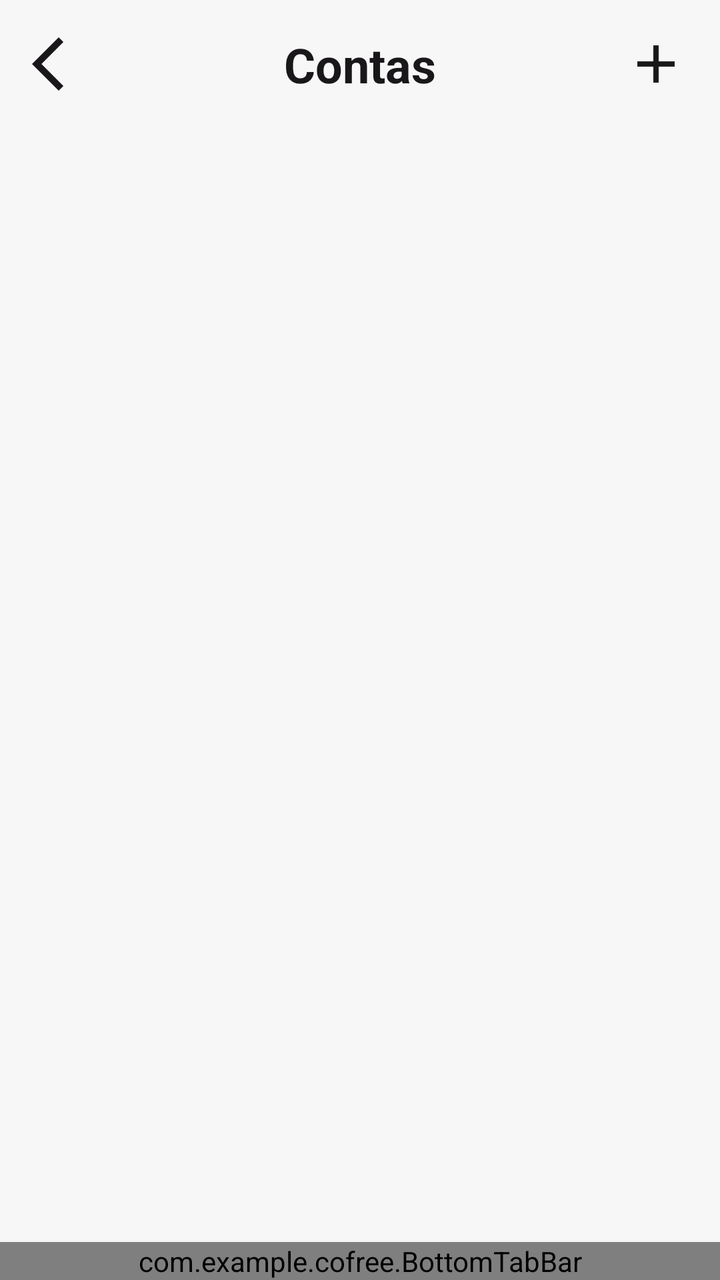
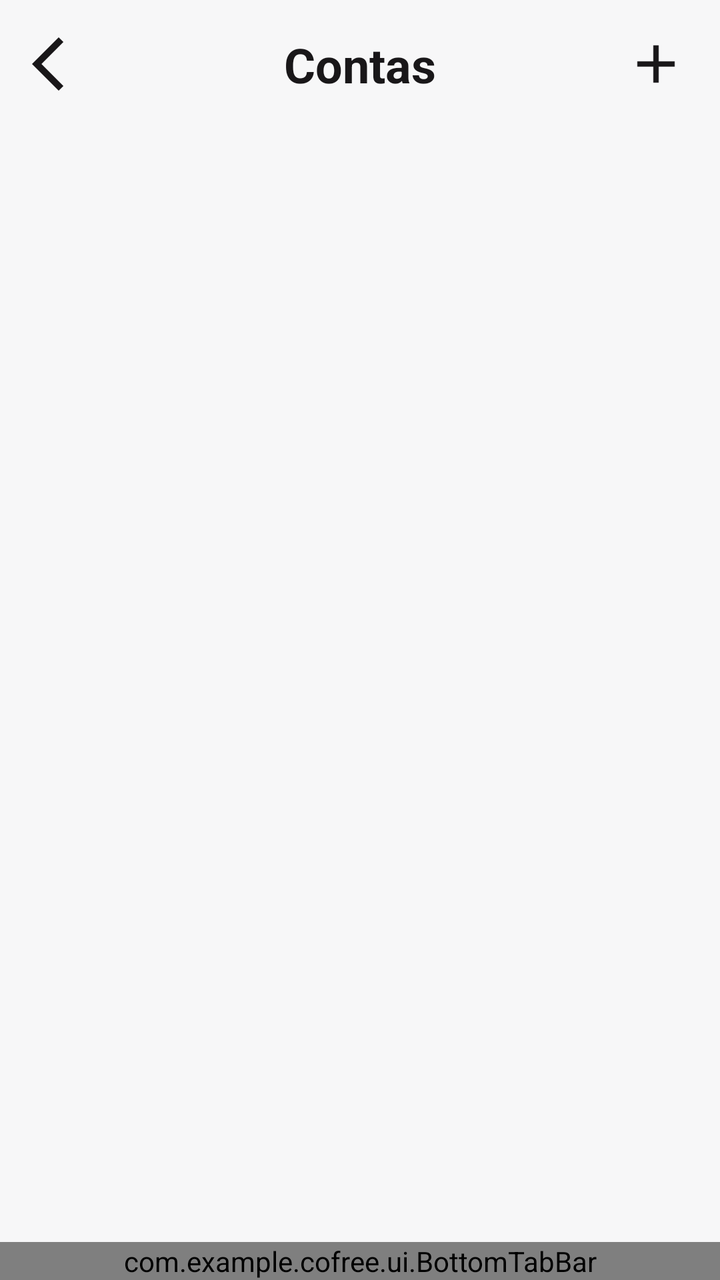

Compare the two renders of this Android layout. The source of the first and the diff that turns it into the second are given below.
<!-- AndroidManifest.xml: application theme Theme.Cofree -->
<!-- res/layout/activity_accounts.xml -->
<?xml version="1.0" encoding="utf-8"?>
<androidx.constraintlayout.widget.ConstraintLayout xmlns:android="http://schemas.android.com/apk/res/android"
    xmlns:app="http://schemas.android.com/apk/res-auto"
    xmlns:tools="http://schemas.android.com/tools"
    android:id="@+id/main"
    android:layout_width="match_parent"
    android:layout_height="match_parent"
    tools:context=".Accounts">

    <LinearLayout
        android:id="@+id/header"
        android:layout_width="match_parent"
        android:layout_height="wrap_content"
        android:gravity="center"
        android:paddingHorizontal="16dp"
        android:paddingVertical="16dp"
        app:layout_constraintEnd_toEndOf="parent"
        app:layout_constraintStart_toStartOf="parent"
        app:layout_constraintTop_toTopOf="parent">

        <ImageView
            android:id="@+id/button_back"
            android:layout_width="32dp"
            android:layout_height="32dp"
            android:src="@drawable/ic_chevron_left" />

        <TextView
            android:layout_width="0dp"
            android:layout_height="wrap_content"
            android:layout_weight="1"
            android:text="Contas"
            android:textAlignment="center"
            android:textColor="@color/text_primary"
            android:textSize="24sp"
            android:textStyle="bold" />

        <ImageView
            android:id="@+id/button_add_account"
            android:layout_width="32dp"
            android:layout_height="32dp"
            android:src="@drawable/ic_add" />

    </LinearLayout>


    <androidx.recyclerview.widget.RecyclerView
        android:id="@+id/recycler_contas"
        android:layout_width="0dp"
        android:layout_height="0dp"
        android:clipToPadding="false"
        android:paddingHorizontal="16dp"
        android:paddingVertical="8dp"
        app:layout_constraintBottom_toTopOf="@id/bottom_tab_bar"
        app:layout_constraintEnd_toEndOf="parent"
        app:layout_constraintStart_toStartOf="parent"
        app:layout_constraintTop_toBottomOf="@id/header" />


    <com.example.cofree.BottomTabBar
        android:id="@+id/bottom_tab_bar"
        android:layout_width="match_parent"
        android:layout_height="wrap_content"
        app:layout_constraintBottom_toBottomOf="parent"
        app:layout_constraintEnd_toEndOf="parent"
        app:layout_constraintStart_toStartOf="parent" />

</androidx.constraintlayout.widget.ConstraintLayout>
<!-- resources referenced by this layout -->
<resources>
  <color name="text_primary">#191719</color>
  <!-- drawable ic_add (drawable) -->
  <vector xmlns:android="http://schemas.android.com/apk/res/android" android:height="24dp" android:tint="@color/text_primary" android:viewportHeight="960" android:viewportWidth="960" android:width="24dp">
        
      <path android:fillColor="@color/text_primary" android:pathData="M440,520L200,520L200,440L440,440L440,200L520,200L520,440L760,440L760,520L520,520L520,760L440,760L440,520Z"/>
      
  </vector>
  <!-- drawable ic_chevron_left (drawable) -->
  <vector xmlns:android="http://schemas.android.com/apk/res/android" android:autoMirrored="true" android:height="24dp" android:tint="@color/text_primary" android:viewportHeight="960" android:viewportWidth="960" android:width="24dp">
        
      <path android:fillColor="@android:color/white" android:pathData="M400,880L0,480L400,80L471,151L142,480L471,809L400,880Z"/>
      
  </vector>
  <style name="Theme.Cofree" parent="Base.Theme.Cofree" />
  <style name="Base.Theme.Cofree" parent="Theme.Material3.DayNight.NoActionBar">
          <item name="colorPrimary">@color/text_primary</item>
          <item name="colorPrimaryContainer">@color/text_primary</item>
          <item name="colorAccent">@color/text_secondary</item>
          <item name="colorSurface">@color/surface</item>
          <item name="android:colorBackground">@color/primary</item>
  
      </style>
  <color name="text_secondary">#706e71</color>
  <color name="surface">#ffffff</color>
  <color name="primary">#f7f7f8</color>
</resources>

<!-- the commit's change to res/layout/activity_accounts.xml (unified diff, before → after) -->
@@ -5,7 +5,7 @@
     android:id="@+id/main"
     android:layout_width="match_parent"
     android:layout_height="match_parent"
-    tools:context=".Accounts">
+    tools:context=".activities.Accounts">
 
     <LinearLayout
         android:id="@+id/header"
@@ -56,7 +56,7 @@
         app:layout_constraintTop_toBottomOf="@id/header" />
 
 
-    <com.example.cofree.BottomTabBar
+    <com.example.cofree.ui.BottomTabBar
         android:id="@+id/bottom_tab_bar"
         android:layout_width="match_parent"
         android:layout_height="wrap_content"
